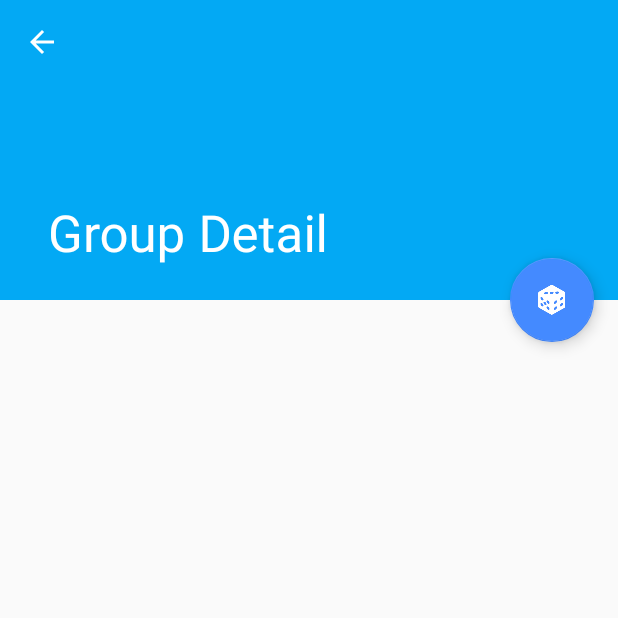
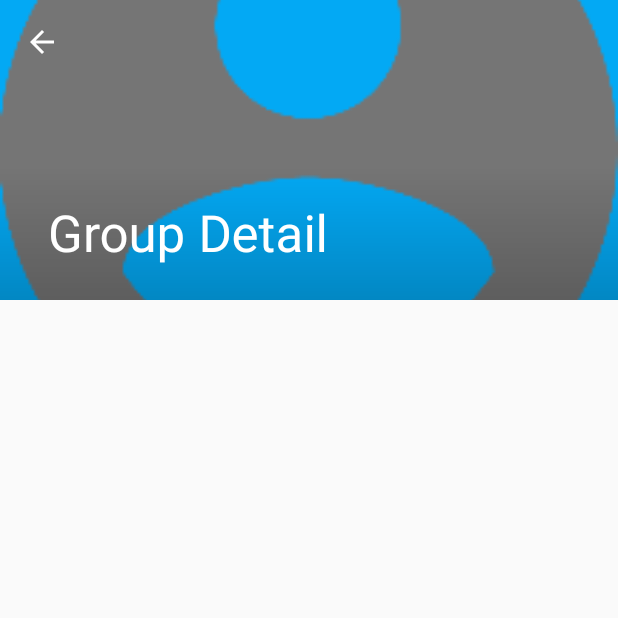
Before and after one commit to mlumeau/whosnext, an Android app: the GroupDetailActivity screen opened directly, with no data from a screen before it, on a phone screen of 412 x 824 dp, the top half of it. Run offline under Robolectric (Android 15) with nearby library versions, the phone set to English and light mode, and no system bars; 1 statement that could not run was skipped.

Commit message:
[Android] style: some animations

```diff
--- a/android/app/build.gradle
+++ b/android/app/build.gradle
@@ -5,6 +5,9 @@ android {
     compileSdkVersion 23
     buildToolsVersion "23.0.2"
 
+    dataBinding {
+        enabled = true
+    }
 
     defaultConfig {
         applicationId "com.mobilefactory.whosnext"
--- a/android/app/src/main/java/com/mobilefactory/whosnext/GroupDetailActivity.java
+++ b/android/app/src/main/java/com/mobilefactory/whosnext/GroupDetailActivity.java
@@ -1,14 +1,17 @@
 package com.mobilefactory.whosnext;
 
-import android.content.Intent;
+import android.os.Build;
 import android.os.Bundle;
 import android.support.design.widget.FloatingActionButton;
 import android.support.design.widget.Snackbar;
 import android.support.v7.app.ActionBar;
 import android.support.v7.app.AppCompatActivity;
 import android.support.v7.widget.Toolbar;
+import android.transition.Transition;
 import android.view.MenuItem;
 import android.view.View;
+
+import com.mobilefactory.whosnext.utils.Animations;
 
 /**
  * An activity representing a single Group detail screen. This
@@ -18,6 +21,8 @@ import android.view.View;
  */
 public class GroupDetailActivity extends AppCompatActivity {
 
+    private FloatingActionButton fab;
+
     @Override
     protected void onCreate(Bundle savedInstanceState) {
         super.onCreate(savedInstanceState);
@@ -25,7 +30,8 @@ public class GroupDetailActivity extends AppCompatActivity {
         Toolbar toolbar = (Toolbar) findViewById(R.id.detail_toolbar);
         setSupportActionBar(toolbar);
 
-        FloatingActionButton fab = (FloatingActionButton) findViewById(R.id.fab);
+
+        fab = (FloatingActionButton) findViewById(R.id.fab);
         fab.setOnClickListener(new View.OnClickListener() {
             @Override
             public void onClick(View view) {
@@ -33,6 +39,63 @@ public class GroupDetailActivity extends AppCompatActivity {
                         .setAction("Action", null).show();
             }
         });
+
+        if (Build.VERSION.SDK_INT >= Build.VERSION_CODES.LOLLIPOP) {
+            getWindow().getSharedElementEnterTransition().addListener(new Transition.TransitionListener() {
+                @Override
+                public void onTransitionStart(Transition transition) {
+
+                }
+
+                @Override
+                public void onTransitionEnd(Transition transition) {
+                    Animations.reveal(fab,null);
+                }
+
+                @Override
+                public void onTransitionCancel(Transition transition) {
+                    Animations.reveal(fab,null);
+                }
+
+                @Override
+                public void onTransitionPause(Transition transition) {
+
+                }
+
+                @Override
+                public void onTransitionResume(Transition transition) {
+
+                }
+            });
+            getWindow().getSharedElementReturnTransition().addListener(new Transition.TransitionListener() {
+                @Override
+                public void onTransitionStart(Transition transition) {
+                    Animations.hide(fab,null);
+                }
+
+                @Override
+                public void onTransitionEnd(Transition transition) {
+
+                }
+
+                @Override
+                public void onTransitionCancel(Transition transition) {
+
+                }
+
+                @Override
+                public void onTransitionPause(Transition transition) {
+
+                }
+
+                @Override
+                public void onTransitionResume(Transition transition) {
+
+                }
+            });
+        }else{
+            fab.setVisibility(View.VISIBLE);
+        }
 
         // Show the Up button in the action bar.
         ActionBar actionBar = getSupportActionBar();
@@ -61,21 +124,24 @@ public class GroupDetailActivity extends AppCompatActivity {
                     .add(R.id.group_detail_container, fragment)
                     .commit();
         }
+
+
+    }
+
+    @Override
+    protected void onResume() {
+        super.onResume();
     }
 
     @Override
     public boolean onOptionsItemSelected(MenuItem item) {
         int id = item.getItemId();
         if (id == android.R.id.home) {
-            // This ID represents the Home or Up button. In the case of this
-            // activity, the Up button is shown. For
-            // more details, see the Navigation pattern on Android Design:
-            //
-            // http://developer.android.com/design/patterns/navigation.html#up-vs-back
-            //
-            navigateUpTo(new Intent(this, GroupListFragment.class));
+            supportFinishAfterTransition();
             return true;
         }
         return super.onOptionsItemSelected(item);
     }
+
+
 }
--- a/android/app/src/main/java/com/mobilefactory/whosnext/MainActivity.java
+++ b/android/app/src/main/java/com/mobilefactory/whosnext/MainActivity.java
@@ -5,6 +5,7 @@ import android.graphics.Color;
 import android.graphics.PorterDuff;
 import android.graphics.drawable.Drawable;
 import android.os.Bundle;
+import android.support.design.widget.AppBarLayout;
 import android.support.design.widget.TabLayout;
 import android.support.v4.app.Fragment;
 import android.support.v4.app.FragmentManager;
@@ -43,6 +44,7 @@ public class MainActivity extends AppCompatActivity {
      * The {@link ViewPager} that will host the section contents.
      */
     private ViewPager mViewPager;
+    private AppBarLayout appBar;
 
     @Override
     protected void onCreate(Bundle savedInstanceState) {
@@ -54,6 +56,8 @@ public class MainActivity extends AppCompatActivity {
         // Create the adapter that will return a fragment for each of the three
         // primary sections of the activity.
         mSectionsPagerAdapter = new SectionsPagerAdapter(getSupportFragmentManager());
+
+        appBar = (AppBarLayout) findViewById(R.id.appbar);
 
         // Set up the ViewPager with the sections adapter.
         mViewPager = (ViewPager) findViewById(R.id.container);
@@ -77,6 +81,7 @@ public class MainActivity extends AppCompatActivity {
                 tab.getIcon().setAlpha(255);
                 tab.getIcon().setColorFilter(Color.WHITE, PorterDuff.Mode.MULTIPLY);
                 setTitle(getString(titleResId[tab.getPosition()]));
+                appBar.setExpanded(true);
             }
 
             @Override
--- a/android/app/src/main/res/layout/activity_group_detail.xml
+++ b/android/app/src/main/res/layout/activity_group_detail.xml
@@ -23,11 +23,30 @@
             app:layout_scrollFlags="scroll|exitUntilCollapsed"
             app:toolbarId="@+id/toolbar">
 
+            <ImageView
+                android:id="@+id/main.backdrop"
+                android:layout_width="match_parent"
+                android:layout_height="match_parent"
+                android:scaleType="centerCrop"
+                android:fitsSystemWindows="true"
+                android:transitionName="@string/group_image_transition_name"
+                android:src="@drawable/ic_android_account_circle"
+                app:layout_collapseMode="parallax"
+                />
+
+            <View
+                android:layout_width="match_parent"
+                android:layout_height="300dp"
+                android:layout_gravity="bottom"
+                android:background="@drawable/protection_scrim_bottom"
+                />
+
             <android.support.v7.widget.Toolbar
                 android:id="@+id/detail_toolbar"
                 android:layout_width="match_parent"
                 android:layout_height="?attr/actionBarSize"
                 app:layout_collapseMode="pin"
+                android:transitionName="groupName"
                 app:popupTheme="@style/ThemeOverlay.AppCompat.Light" />
 
         </android.support.design.widget.CollapsingToolbarLayout>
@@ -47,6 +66,7 @@
         android:layout_gravity="center_vertical|start"
         android:layout_margin="@dimen/fab_margin"
         android:src="@drawable/ic_dice_white_24dp"
+        android:visibility="invisible"
         app:layout_anchor="@+id/group_detail_container"
         app:layout_anchorGravity="top|end" />
 
--- a/android/app/src/main/res/layout/activity_main.xml
+++ b/android/app/src/main/res/layout/activity_main.xml
@@ -20,6 +20,7 @@
             android:layout_width="match_parent"
             android:layout_height="?attr/actionBarSize"
             android:background="?attr/colorPrimary"
+            app:layout_scrollFlags="scroll|enterAlways"
             app:popupTheme="@style/AppTheme.PopupOverlay">
 
         </android.support.v7.widget.Toolbar>
--- a/android/app/src/main/res/values-v21/styles.xml
+++ b/android/app/src/main/res/values-v21/styles.xml
@@ -1,9 +1,20 @@
-<resources>>
+<resources>
+
+    <style name="AppTheme" parent="Theme.AppCompat.Light.DarkActionBar">
+        <!-- Customize your theme here. -->
+        <item name="colorPrimary">@color/colorPrimary</item>
+        <item name="colorPrimaryDark">@color/colorPrimaryDark</item>
+        <item name="colorAccent">@color/colorAccent</item>
+        <item name="android:windowContentTransitions">true</item>
+        <item name="windowActionBar">false</item>
+        <item name="windowNoTitle">true</item>
+    </style>
 
     <style name="AppTheme.NoActionBar">
         <item name="windowActionBar">false</item>
         <item name="windowNoTitle">true</item>
         <item name="android:windowDrawsSystemBarBackgrounds">true</item>
         <item name="android:statusBarColor">@android:color/transparent</item>
+
     </style>
 </resources>
--- a/android/app/src/main/res/values/strings.xml
+++ b/android/app/src/main/res/values/strings.xml
@@ -29,4 +29,6 @@
     <string name="login_prefs">login_state</string>
     <string name="new_group">New group...</string>
     <string name="cover_photo">cover photo</string>
+    <string name="group_image_transition_name">groupImage</string>
+    <string name="group_name_transition_name">groupName</string>
 </resources>
--- a/android/app/src/main/res/values/styles.xml
+++ b/android/app/src/main/res/values/styles.xml
@@ -6,6 +6,8 @@
         <item name="colorPrimary">@color/colorPrimary</item>
         <item name="colorPrimaryDark">@color/colorPrimaryDark</item>
         <item name="colorAccent">@color/colorAccent</item>
+        <item name="windowActionBar">false</item>
+        <item name="windowNoTitle">true</item>
     </style>
 
     <!-- Base application theme. -->
```
Also changed, not shown: android/app/src/main/AndroidManifest.xml (+4 -8 lines), android/app/src/main/java/com/mobilefactory/whosnext/GroupListFragment.java (+9 -1 lines), android/app/src/main/java/com/mobilefactory/whosnext/utils/Animations.java (added, +77 -0 lines), android/app/src/main/res/layout/group_list_content.xml (+5 -11 lines).
